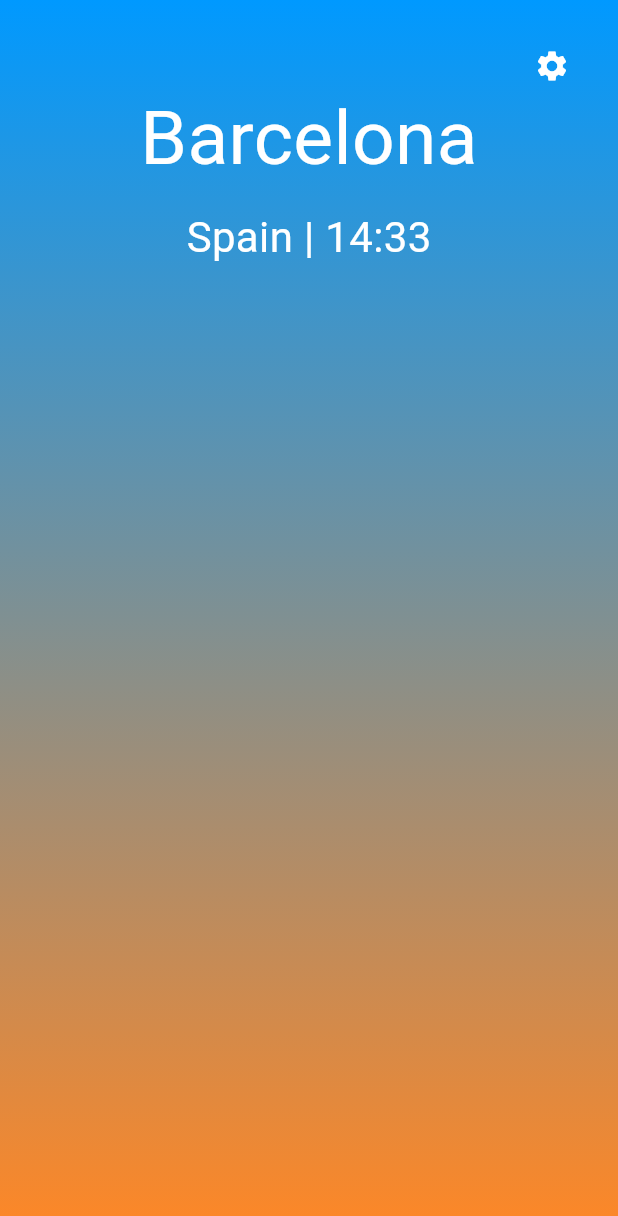
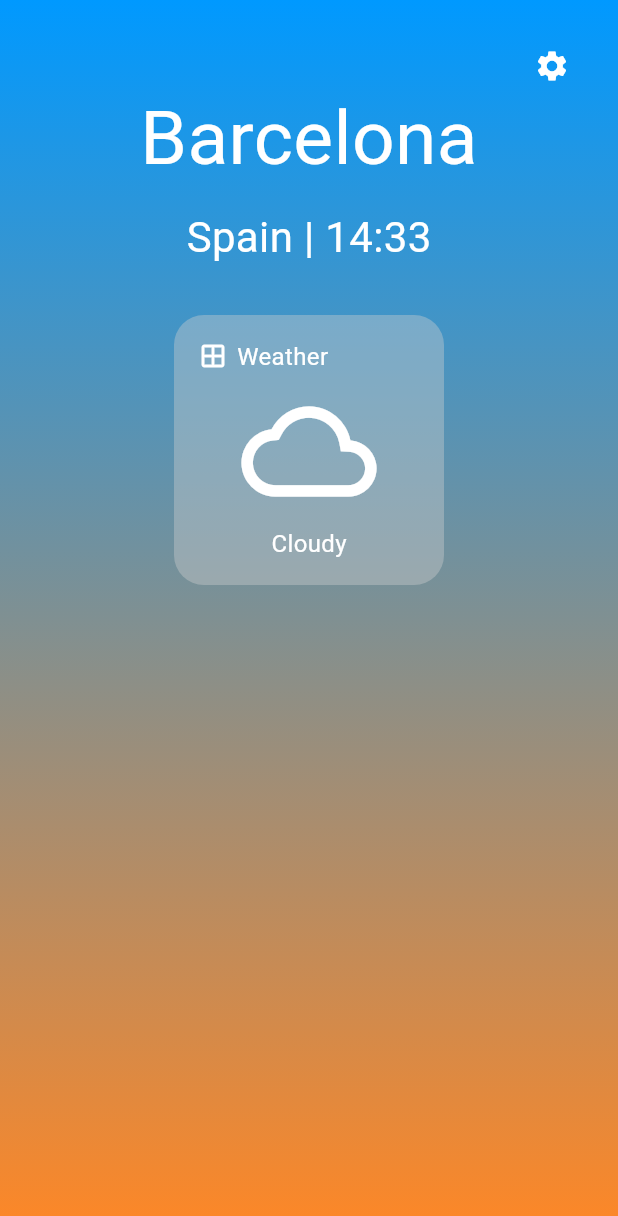
Before and after one commit to Joeltecke25/Weather_App_Viktoria_Games, a Flutter app: the HomeScreen screen opened directly, on a phone screen of 412 x 824 dp. Shown: the top 1216 px of the screen. Run offline on Flutter 3.47's test engine with Material 3 defaults, Android fonts, the phone set to English and light mode, and no system bars; network calls fail.

Commit message:
Weather Box Implementation

```diff
--- a/weather_application/weather_application/lib/screens/home_screen.dart
+++ b/weather_application/weather_application/lib/screens/home_screen.dart
@@ -1,5 +1,6 @@
 import 'package:flutter/material.dart';
 import 'package:weather_application/widgets/home_widgets/home_location_info.dart';
+import 'package:weather_application/widgets/home_widgets/weather_box.dart';
 
 class HomeScreen extends StatelessWidget {
   const HomeScreen({super.key});
@@ -37,19 +38,20 @@ class HomeScreen extends StatelessWidget {
             Positioned(
               top: 200.0,
               width: MediaQuery.of(context).size.width,
-              child: const Column(
+              child: SingleChildScrollView(
+                child: Column(
                   crossAxisAlignment: CrossAxisAlignment.center,
                   mainAxisAlignment: MainAxisAlignment.start,
                   children: [
+                    const SizedBox(height: 10.0),
                     Row(
                       mainAxisAlignment: MainAxisAlignment.center,
                       children: [
-                      //Here Widget One
-                      //const sizedBox(widht: 16),
-                      //Here Widget Two
+                        WeatherBox(),
                       ],
                     ),
                   ],
+                ),
               ),
             ),
           ],
--- /dev/null
+++ b/weather_application/weather_application/lib/widgets/home_widgets/weather_box.dart
@@ -0,0 +1,61 @@
+import 'package:flutter/material.dart';
+
+class WeatherBox extends StatelessWidget {
+  const WeatherBox({super.key});
+
+  @override
+  Widget build(BuildContext context) {
+    return Container(
+      height: 180,
+      width: 180,
+      decoration: BoxDecoration(
+        color: const Color.fromARGB(100, 207, 207, 207),
+        borderRadius: BorderRadius.circular(20),
+      ),
+      padding: const EdgeInsets.all(16),
+      child: const Stack(
+        children: [
+          Positioned(
+            top: 30,
+            left: 0,
+            right: 0,
+            child: Icon(
+              Icons.cloud_outlined,
+              color: Colors.white,
+              size: 90,
+            ),
+          ),
+          Column(
+            crossAxisAlignment: CrossAxisAlignment.start,
+            children: [
+              Row(
+                children: [
+                  Icon(
+                    Icons.window_outlined,
+                    color: Colors.white,
+                    size: 20,
+                  ),
+                  SizedBox(width: 6),
+                  Text(
+                    "Weather",
+                    style: TextStyle(fontSize: 16, color: Colors.white),
+                  ),
+                ],
+              ),
+              SizedBox(height: 16),
+              Expanded(
+                child: Align(
+                  alignment: Alignment.bottomCenter,
+                  child: Text(
+                    "Cloudy",
+                    style: TextStyle(fontSize: 16, color: Colors.white),
+                  ),
+                ),
+              ),
+            ],
+          ),
+        ],
+      ),
+    );
+  }
+}
```
Lines whose indentation alone changed are shown as unchanged.
